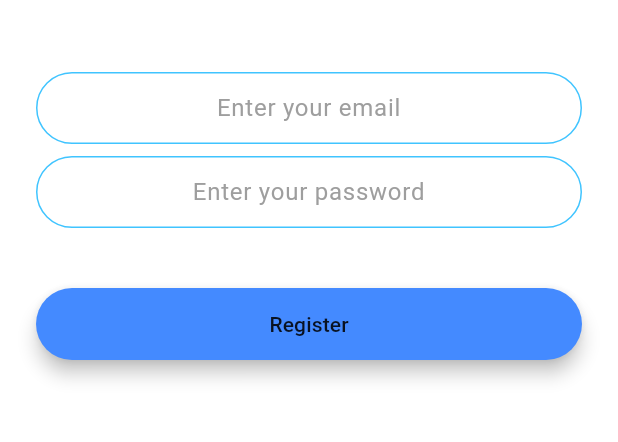
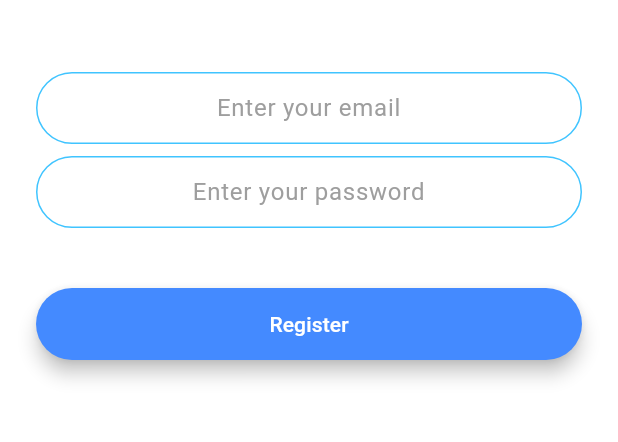
Before and after one commit to Genboyz/Flutter, a Flutter app: the RegistrationScreen screen opened by its route, on a phone screen of 412 x 824 dp, the part 576-1018 px from its top. Run offline on Flutter 3.47's test engine with Material 3 defaults, Android fonts, the phone set to English and light mode, and no system bars; our stand-ins replace animated_text_kit, audioplayers, firebase_auth, firebase_core, flutter_spinkit, geolocator and 4 more; accounts and stored records are empty.

Commit message:
Update rounded_button.dart

```diff
--- a/Flash chat/lib/Components/rounded_button.dart
+++ b/Flash chat/lib/Components/rounded_button.dart
@@ -24,6 +24,7 @@ class RoundedButton extends StatelessWidget {
           minWidth: 200.0,
           height: 42.0,
           child: Text(
+            style: TextStyle(color: Colors.white),
             title,
           ),
         ),
```
